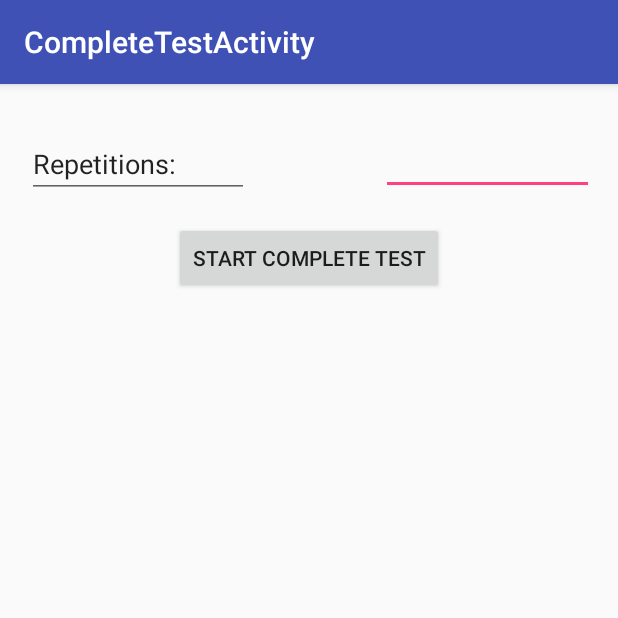
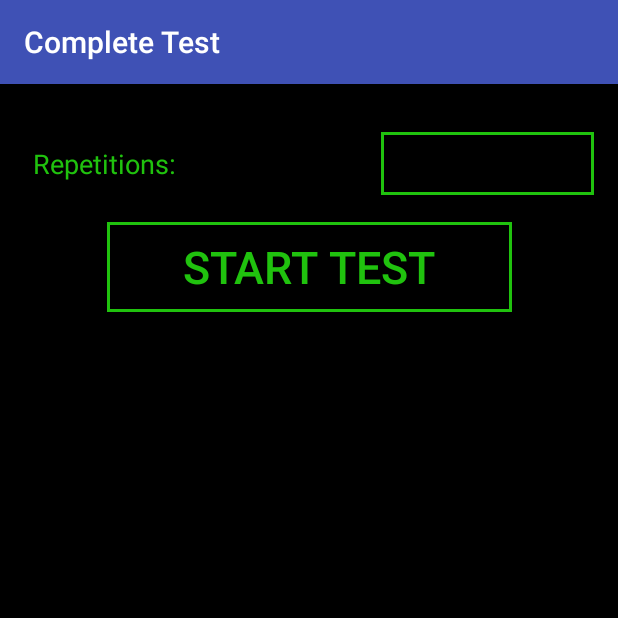
Before and after one commit to juanpas97/CryptoBench, an Android app: the CompleteTestActivity screen opened directly, with no data from a screen before it, on a phone screen of 412 x 824 dp, the top half of it. Run offline under Robolectric (Android 15) with nearby library versions, the phone set to English and light mode, and no system bars; libraries missing offline, so code that uses them is left out: com.snatik.storage; 1 statement that could not run was skipped.

Commit message:
Complete Test polished

```diff
--- a/app/src/main/AndroidManifest.xml
+++ b/app/src/main/AndroidManifest.xml
@@ -28,7 +28,7 @@
         <activity android:name=".SuperTestActivity" />
         <activity
             android:name=".CompleteTestActivity"
-            android:label="@string/title_activity_complete_test"
+            android:label="Complete Test"
             android:theme="@style/AppTheme.NoActionBar"></activity>
     </application>
 
--- a/app/src/main/res/layout/activity_complete_test.xml
+++ b/app/src/main/res/layout/activity_complete_test.xml
@@ -4,6 +4,7 @@
     xmlns:tools="http://schemas.android.com/tools"
     android:layout_width="match_parent"
     android:layout_height="match_parent"
+    android:background="#000000"
     tools:context=".CompleteTestActivity">
 
     <android.support.design.widget.AppBarLayout
--- a/app/src/main/res/layout/content_complete_test.xml
+++ b/app/src/main/res/layout/content_complete_test.xml
@@ -15,8 +15,10 @@
         android:layout_marginEnd="16dp"
         android:layout_marginRight="16dp"
         android:layout_marginTop="32dp"
+        android:background="@drawable/button_test"
         android:ems="10"
         android:inputType="number"
+        android:textColor="#20C20E"
         app:layout_constraintEnd_toEndOf="parent"
         app:layout_constraintTop_toTopOf="parent" />
 
@@ -32,6 +34,7 @@
         android:ems="10"
         android:inputType="textPersonName"
         android:text="Repetitions:"
+        android:textColor="#20C20E"
         app:layout_constraintEnd_toStartOf="@+id/repetitions"
         app:layout_constraintHorizontal_bias="0.114"
         app:layout_constraintStart_toStartOf="parent"
@@ -46,7 +49,10 @@
         android:layout_marginRight="8dp"
         android:layout_marginStart="8dp"
         android:layout_marginTop="92dp"
-        android:text="Start Complete Test"
+        android:background="@drawable/button_test"
+        android:text="Start Test"
+        android:textColor="#20C20E"
+        android:textSize="30sp"
         app:layout_constraintEnd_toEndOf="parent"
         app:layout_constraintStart_toStartOf="parent"
         app:layout_constraintTop_toTopOf="parent" />
@@ -57,6 +63,7 @@
         android:layout_height="350dp"
         android:layout_marginBottom="8dp"
         android:layout_marginTop="8dp"
+        android:textColor="#20C20E"
         app:layout_constraintBottom_toBottomOf="parent"
         app:layout_constraintEnd_toEndOf="parent"
         app:layout_constraintStart_toStartOf="parent"
```
